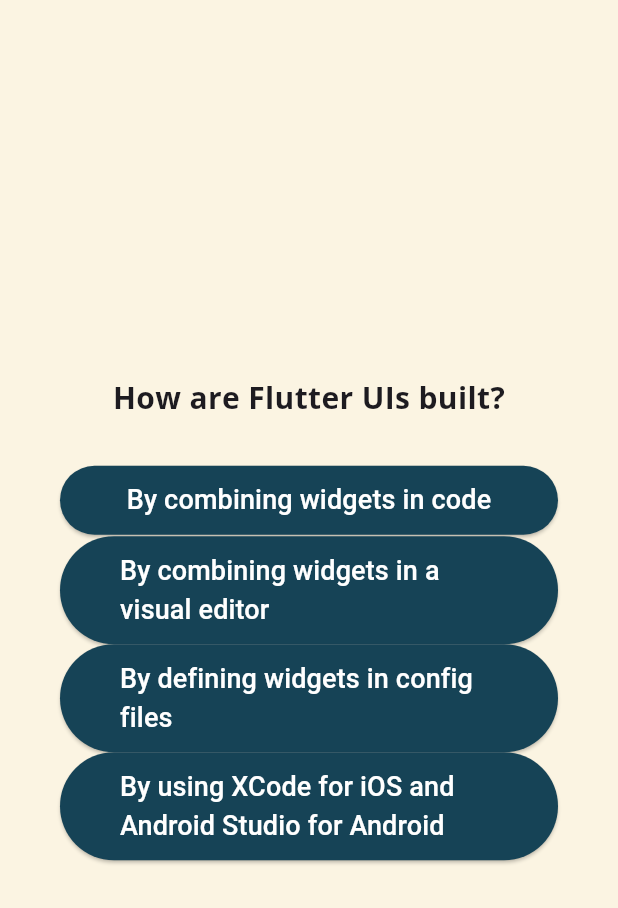
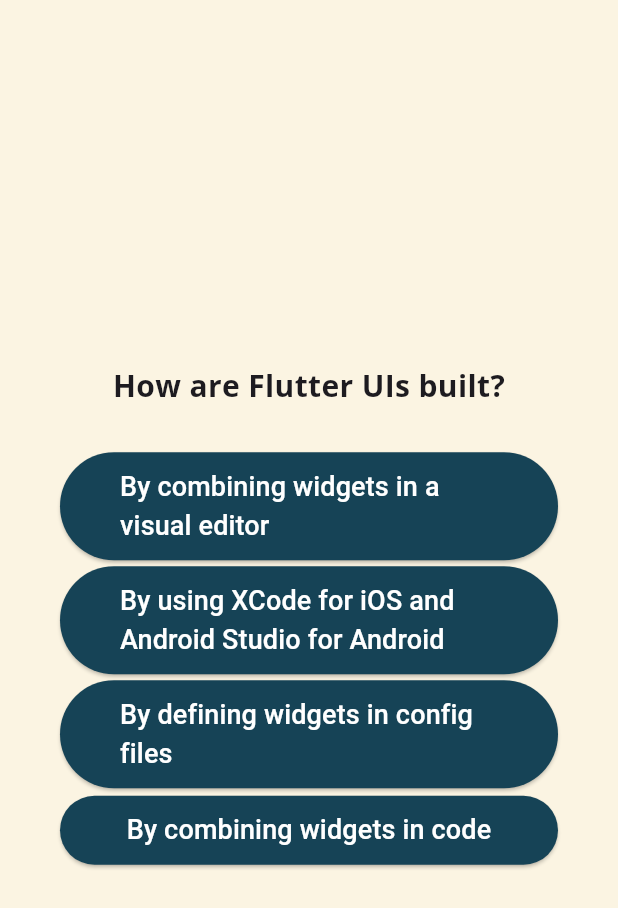
Before and after one commit to FatihYigit35/random_kpss_questions, a Flutter app: the screen it shows after launch, after a tap on "Testi başlat", after a tap on "Components", on a phone screen of 412 x 824 dp. Shown: the top 908 px of the screen. Run offline on Flutter 3.47's test engine with Material 3 defaults, Android fonts, the phone set to English and light mode, and no system bars; our stand-ins replace google_fonts.

Commit message:
Variable exam questions and mixed answers provided

```diff
--- a/lib/answer_button.dart
+++ b/lib/custom_widgets/answer_button.dart
@@ -1,5 +1,5 @@
 import 'package:flutter/material.dart';
-import 'package:random_kpss_questions/app_colors.dart';
+import 'package:random_kpss_questions/theme/app_colors.dart';
 
 class AnswerButton extends StatelessWidget {
   const AnswerButton({super.key, required this.text, required this.onClick});
--- a/lib/data/questions.dart
+++ b/lib/data/questions.dart
@@ -9,13 +9,18 @@
       'Blocks',
       'Functions',
     ],
+    'Widgets',
   ),
-  QuizQuestion('How are Flutter UIs built?', [
+  QuizQuestion(
+    'How are Flutter UIs built?',
+    [
+      'By combining widgets in code',
+      'By combining widgets in a visual editor',
+      'By defining widgets in config files',
+      'By using XCode for iOS and Android Studio for Android',
+    ],
     'By combining widgets in code',
-    'By combining widgets in a visual editor',
-    'By defining widgets in config files',
-    'By using XCode for iOS and Android Studio for Android',
-  ]),
+  ),
   QuizQuestion(
     'What\'s the purpose of a StatefulWidget?',
     [
@@ -24,6 +29,7 @@
       'Ignore data changes',
       'Render UI that does not depend on data',
     ],
+    'Update UI as data changes',
   ),
   QuizQuestion(
     'Which widget should you try to use more often: StatelessWidget or StatefulWidget?',
@@ -33,6 +39,7 @@
       'Both are equally good',
       'None of the above',
     ],
+    'StatelessWidget',
   ),
   QuizQuestion(
     'What happens if you change data in a StatelessWidget?',
@@ -42,6 +49,7 @@
       'The closest StatefulWidget is updated',
       'Any nested StatefulWidgets are updated',
     ],
+    'The UI is not updated',
   ),
   QuizQuestion(
     'How should you update data inside of StatefulWidgets?',
@@ -51,5 +59,6 @@
       'By calling updateUI()',
       'By calling updateState()',
     ],
+    'By calling setState()',
   ),
 ];
--- a/lib/main.dart
+++ b/lib/main.dart
@@ -1,6 +1,6 @@
 import 'package:flutter/material.dart';
-import 'package:random_kpss_questions/app_colors.dart';
-import 'package:random_kpss_questions/quiz.dart';
+import 'package:random_kpss_questions/theme/app_colors.dart';
+import 'package:random_kpss_questions/view/quiz.dart';
 
 void main() {
   runApp(const Quiz());
--- a/lib/model/quiz_question.dart
+++ b/lib/model/quiz_question.dart
@@ -1,8 +1,7 @@
 class QuizQuestion {
-  const QuizQuestion(this.text, this.answers);
+  const QuizQuestion(this.text, this.answers, this.correctAnswer);
 
   final String text;
   final List<String> answers;
-
-  String get correctAnswer => answers.first;
+  final String correctAnswer;
 }
--- a/lib/quiz.dart
+++ /dev/null
@@ -1,37 +0,0 @@
-import 'package:flutter/material.dart';
-import 'package:random_kpss_questions/app_colors.dart';
-import 'package:random_kpss_questions/questions_screen.dart';
-import 'package:random_kpss_questions/start_screen.dart';
-
-class Quiz extends StatefulWidget {
-  const Quiz({super.key});
-
-  @override
-  State<Quiz> createState() => _QuizState();
-}
-
-class _QuizState extends State<Quiz> {
-  var activeScreen = 'start_screen';
-
-  void changeScreen() {
-    setState(() {
-      activeScreen = 'questions_screen';
-    });
-  }
-
-  @override
-  Widget build(BuildContext context) {
-    Widget screen = StartScreen(changeScreen);
-
-    if (activeScreen == 'questions_screen') {
-      screen = const QuestionsScreen();
-    }
-
-    return MaterialApp(
-      home: Scaffold(
-        backgroundColor: AppColors.backgroundColor,
-        body: screen,
-      ),
-    );
-  }
-}
--- a/lib/questions_screen.dart
+++ b/lib/view/questions_screen.dart
@@ -1,11 +1,14 @@
 import 'package:flutter/material.dart';
+import 'package:flutter/widgets.dart';
 import 'package:google_fonts/google_fonts.dart';
-import 'package:random_kpss_questions/answer_button.dart';
-import 'package:random_kpss_questions/app_colors.dart';
+import 'package:random_kpss_questions/custom_widgets/answer_button.dart';
+import 'package:random_kpss_questions/theme/app_colors.dart';
 import 'package:random_kpss_questions/data/questions.dart';
 
 class QuestionsScreen extends StatefulWidget {
-  const QuestionsScreen({super.key});
+  const QuestionsScreen({super.key, required this.onSelectedAnswer});
+
+  final void Function(String answer) onSelectedAnswer;
 
   @override
   State<QuestionsScreen> createState() => _QuestionsScreenState();
@@ -14,7 +17,8 @@
 class _QuestionsScreenState extends State<QuestionsScreen> {
   var currentQuestionIndex = 0;
 
-  void onClickAnswer() {
+  void onClickAnswer(String answer) {
+    widget.onSelectedAnswer(answer);
     if (currentQuestionIndex < questions.length - 1) {
       setState(() {
         currentQuestionIndex++;
@@ -25,6 +29,8 @@
   @override
   Widget build(BuildContext context) {
     final currentQuestion = questions[currentQuestionIndex];
+    final answers = List.of(currentQuestion.answers);
+    answers.shuffle();
 
     return MaterialApp(
       home: Scaffold(
@@ -48,10 +54,20 @@
                 const SizedBox(
                   height: 30,
                 ),
-                ...currentQuestion.answers.map(
-                  (answer) => AnswerButton(
-                    text: answer,
-                    onClick: onClickAnswer,
+                ...answers.map(
+                  (answer) => Column(
+                    crossAxisAlignment: CrossAxisAlignment.stretch,
+                    children: [
+                      AnswerButton(
+                        text: answer,
+                        onClick: () {
+                          onClickAnswer(answer);
+                        },
+                      ),
+                      const SizedBox(
+                        height: 4,
+                      )
+                    ],
                   ),
                 ),
               ],
--- /dev/null
+++ b/lib/view/quiz.dart
@@ -0,0 +1,58 @@
+import 'package:flutter/material.dart';
+import 'package:random_kpss_questions/theme/app_colors.dart';
+import 'package:random_kpss_questions/data/questions.dart';
+import 'package:random_kpss_questions/view/questions_screen.dart';
+import 'package:random_kpss_questions/view/result_screen.dart';
+import 'package:random_kpss_questions/view/start_screen.dart';
+
+class Quiz extends StatefulWidget {
+  const Quiz({super.key});
+
+  @override
+  State<Quiz> createState() => _QuizState();
+}
+
+class _QuizState extends State<Quiz> {
+  var activeScreen = 'start_screen';
+  final List<String> selectedAnswers = [];
+
+  void changeScreen() {
+    setState(() {
+      activeScreen = 'questions_screen';
+    });
+  }
+
+  void addAnswer(String answer) {
+    selectedAnswers.add(answer);
+
+    if (selectedAnswers.length == questions.length) {
+      selectedAnswers.clear();
+
+      setState(() {
+        activeScreen = 'results_screen';
+      });
+    }
+  }
+
+  @override
+  Widget build(BuildContext context) {
+    Widget screen = StartScreen(changeScreen);
+
+    if (activeScreen == 'questions_screen') {
+      screen = QuestionsScreen(
+        onSelectedAnswer: addAnswer,
+      );
+    }
+
+    if (activeScreen == 'results_screen') {
+      screen = const ResultScreen();
+    }
+
+    return MaterialApp(
+      home: Scaffold(
+        backgroundColor: AppColors.backgroundColor,
+        body: screen,
+      ),
+    );
+  }
+}
--- a/lib/start_screen.dart
+++ b/lib/view/start_screen.dart
@@ -1,5 +1,5 @@
 import 'package:flutter/material.dart';
-import 'package:random_kpss_questions/app_colors.dart';
+import 'package:random_kpss_questions/theme/app_colors.dart';
 
 class StartScreen extends StatelessWidget {
   const StartScreen(this.startQuiz, {super.key});
```
Also changed, not shown: lib/view/result_screen.dart (added, +24 -0 lines), lib/theme/app_colors.dart (renamed from lib/app_colors.dart).
